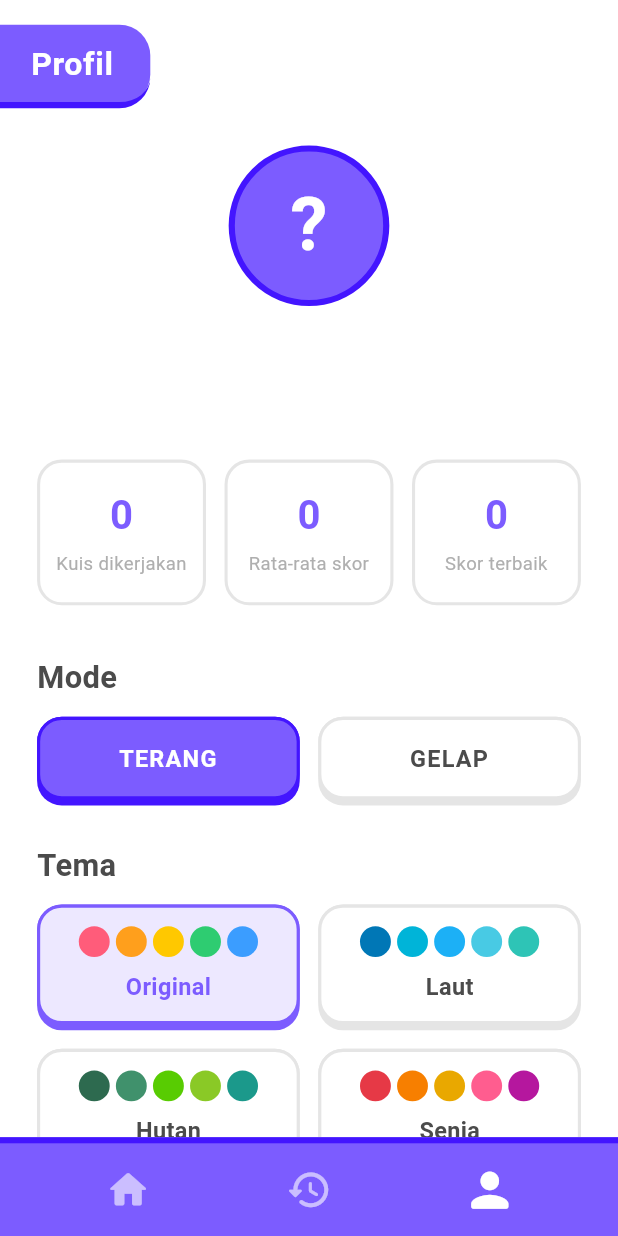
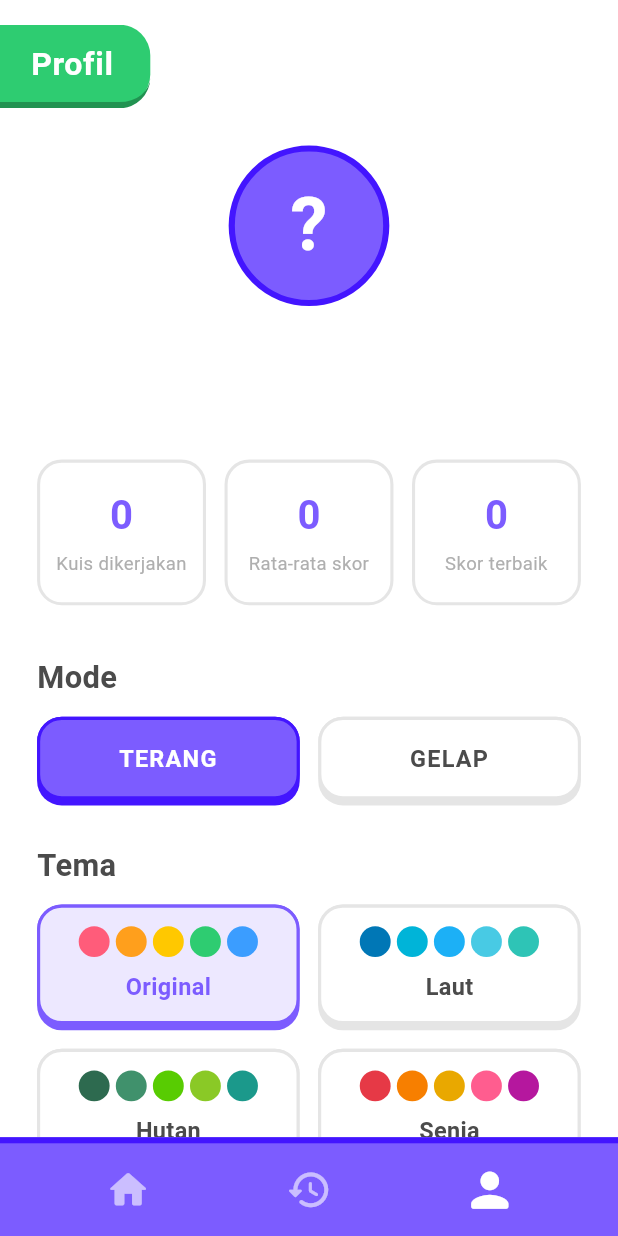
Before and after one commit to reppiw/UTSlabPMRevita, a Flutter app: the MainShell screen opened directly, item 3 of the bottom bar chosen, on a phone screen of 412 x 824 dp. Run offline on Flutter 3.47's test engine with Material 3 defaults, Android fonts, the phone set to English and light mode, and no system bars; accounts and stored records are empty; Roboto replaces fonts that are missing (Poppins).

Commit message:
adaptive and responsive

```diff
--- a/lib/main.dart
+++ b/lib/main.dart
@@ -5,6 +5,7 @@ import 'providers/quiz_provider.dart';
 import 'providers/theme_provider.dart';
 import 'screens/splash_screen.dart';
 import 'utils/app_colors.dart';
+import 'widgets/adaptive_frame.dart';
 
 void main() {
   runApp(
@@ -38,6 +39,8 @@ class MyApp extends StatelessWidget {
         scaffoldBackgroundColor: AppColors.background,
         useMaterial3: true,
       ),
+      builder: (context, child) =>
+          AdaptiveFrame(child: child ?? const SizedBox.shrink()),
       home: const SplashScreen(),
     );
   }
--- a/lib/screens/login_screen.dart
+++ b/lib/screens/login_screen.dart
@@ -81,6 +81,7 @@ class _LoginScreenState extends State<LoginScreen> {
         child: Center(
           child: SingleChildScrollView(
             padding: EdgeInsets.symmetric(horizontal: r.w(7)),
+            child: ConstrainedBox(constraints: BoxConstraints(maxWidth: r.formWidth),
               child: Form(
                 key: _formKey,
                 child: Column(
@@ -222,6 +223,7 @@ class _LoginScreenState extends State<LoginScreen> {
                   ],
                 ),
               ),
+            )
           ),
         ),
       ),
--- a/lib/screens/main_shell.dart
+++ b/lib/screens/main_shell.dart
@@ -2,6 +2,7 @@ import 'package:flutter/material.dart';
 import '../utils/responsive.dart';
 import '../widgets/app_navbar.dart';
 import '../widgets/bookmark_label.dart';
+import '../widgets/content_width.dart';
 import 'history_screen.dart';
 import 'home_screen.dart';
 import 'profile_screen.dart';
@@ -24,8 +25,8 @@ class _MainShellState extends State<MainShell> {
   static const _accentIndexes = [4, 1, 3];
   static const _pages = <Widget>[
     HomePage(),
-    HistoryPage(),
-    ProfilePage(),
+    ContentWidth(child: HistoryPage()),
+    ContentWidth(child: ProfilePage()),
   ];
 
   int _index = 0;
@@ -33,14 +34,21 @@ class _MainShellState extends State<MainShell> {
   @override
   Widget build(BuildContext context) {
     final r = Responsive(context);
+    final sideNav = r.useSideNav;
 
-    return Scaffold(
-      body: SafeArea(
-        bottom: false,
-        child: Column(
+    final nav = AppNavbar(
+      axis: sideNav ? Axis.vertical : Axis.horizontal,
+      icons: _icons,
+      labels: _labels,
+      currentIndex: _index,
+      onSelected: (i) => setState(() => _index = i),
+    );
+
+    final content = Column(
       children: [
         SizedBox(height: r.h(2)),
-            AnimatedSwitcher(
+        ClipRect(
+          child: AnimatedSwitcher(
             duration: const Duration(milliseconds: 350),
             transitionBuilder: (child, animation) => SlideTransition(
               position: animation.drive(
@@ -54,20 +62,31 @@ class _MainShellState extends State<MainShell> {
             child: BookmarkLabel(
               key: ValueKey(_index),
               text: _labels[_index],
+              accentIndex: _accentIndexes[_index],
+            ),
           ),
         ),
         Expanded(
           child: IndexedStack(index: _index, children: _pages),
         ),
       ],
+    );
+
+    return Scaffold(
+      body: SafeArea(
+        bottom: false,
+        left: !sideNav,
+        child: sideNav
+            ? Row(
+                crossAxisAlignment: CrossAxisAlignment.stretch,
+                children: [
+                  nav,
+                  Expanded(child: content),
+                ],
+              )
+            : content,
       ),
-      ),
-      bottomNavigationBar: AppNavbar(
-        icons: _icons,
-        labels: _labels,
-        currentIndex: _index,
-        onSelected: (i) => setState(() => _index = i),
-      ),
+      bottomNavigationBar: sideNav ? null : nav,
     );
   }
 }
--- a/lib/screens/profile_screen.dart
+++ b/lib/screens/profile_screen.dart
@@ -64,11 +64,6 @@ class ProfilePage extends StatelessWidget {
         : history.map((e) => e.percent).reduce((a, b) => a > b ? a : b);
 
     final avatarSize = r.sp(26);
-
-    // Lebar kartu tema: 2 per baris (portrait), 3 per baris (landscape).
-    final gap = r.w(3);
-    final perRow = r.isLandscape ? 3 : 2;
-    final swatchWidth = (r.w(88) - gap * (perRow - 1)) / perRow;
 
     return SingleChildScrollView(
       padding: EdgeInsets.symmetric(horizontal: r.w(6), vertical: r.h(3)),
@@ -141,7 +136,15 @@ class ProfilePage extends StatelessWidget {
 
           SizedBox(height: r.h(3)),
           _sectionTitle(r, 'Tema'),
-          Align(
+          LayoutBuilder(
+            builder: (context, constraints) {
+              final gap = r.w(3);
+              final perRow = constraints.maxWidth >= r.sp(120) ? 3 : 2;
+              final itemWidth =
+                  ((constraints.maxWidth - gap * (perRow - 1)) / perRow)
+                      .floorToDouble();
+
+              return Align(
                 alignment: Alignment.centerLeft,
                 child: Wrap(
                   spacing: gap,
@@ -149,7 +152,7 @@ class ProfilePage extends StatelessWidget {
                   children: [
                     for (int i = 0; i < AppPalette.all.length; i++)
                       SizedBox(
-                    width: swatchWidth,
+                        width: itemWidth,
                         child: ThemeSwatch(
                           palette: AppPalette.all[i],
                           isSelected: themeState.themeIndex == i,
@@ -158,6 +161,8 @@ class ProfilePage extends StatelessWidget {
                       ),
                   ],
                 ),
+              );
+            },
           ),
 
           SizedBox(height: r.h(4)),
--- a/lib/screens/splash_screen.dart
+++ b/lib/screens/splash_screen.dart
@@ -88,7 +88,6 @@ class _Curtain extends StatelessWidget {
     final r = Responsive(context);
     final barWidth = r.w(55);
     final barHeight = r.sp(2.8);
-    final imageHeight = r.isLandscape ? r.h(28) : r.h(20);
 
     return Material(
       type: MaterialType.transparency,
--- a/lib/utils/app_colors.dart
+++ b/lib/utils/app_colors.dart
@@ -131,6 +131,8 @@ class AppColors {
       isDark ? const Color(0xFF2A2040) : const Color(0xFFE5E5E5);
   static Color get disabledText =>
       isDark ? const Color(0xFF6B5F85) : const Color(0xFFAFAFAF);
+  static Color get outerBackground =>
+      isDark ? const Color(0xFF0B0615) : const Color(0xFFF1EFF6);
 
   /// Warna aksen ke-[i]. Nomor di atas 4 kembali ke awal.
   static AccentColor accent(int i) => active.accents[i % active.accents.length];
--- a/lib/utils/responsive.dart
+++ b/lib/utils/responsive.dart
@@ -1,11 +1,37 @@
+import 'dart:math' as math;
 import 'package:flutter/material.dart';
 import 'package:provider/provider.dart';
 import '../providers/theme_provider.dart';
 
+/// Ini batas pengambilan keputusan layout, bukan ukuran elemen UI.
+class Breakpoints {
+  static const double compact = 600; // di bawah ini: HP
+  static const double expanded = 900; // di atas ini: tablet landscape / web
+
+  // Lebar maksimum konten di layar besar
+  static const double maxPortraitContent = 640;
+  static const double maxLandscapeContent = 1100;
+
+  // Batas basis skala ukuran, agar font tidak raksasa di layar besar
+  static const double scaleCap = 560;
+
+  // Batas lebar untuk menentukan jumlah kolom daftar
+  static const double twoColumns = 520;
+  static const double threeColumns = 900;
+
+  static int columnsFor(double width) {
+    if (width >= threeColumns) return 3;
+    if (width >= twoColumns) return 2;
+    return 1;
+  }
+}
+
+enum ScreenType { compact, medium, expanded }
+
 class Responsive {
   final BuildContext context;
 
-  Responsive(this.context){
+  Responsive(this.context) {
     context.watch<ThemeProvider>();
   }
 
@@ -14,15 +40,32 @@ class Responsive {
   double get screenWidth => _size.width;
   double get screenHeight => _size.height;
 
-  bool get isLandscape =>
-    MediaQuery.of(context).orientation == Orientation.landscape;
+  /// Dihitung dari ukuran (bukan sensor orientasi), supaya sama
+  /// dengan ukuran yang dibatasi oleh AdaptiveFrame di web dan tablet.
+  bool get isLandscape => screenWidth > screenHeight;
+
+  ScreenType get type {
+    if (screenWidth < Breakpoints.compact) return ScreenType.compact;
+    if (screenWidth < Breakpoints.expanded) return ScreenType.medium;
+    return ScreenType.expanded;
+  }
+
+  bool get isCompact => type == ScreenType.compact;
+
+  bool get useSideNav => isLandscape && screenWidth >= Breakpoints.compact;
+
+  /// Lebar maksimum untuk form dan halaman bergaya daftar.
+  double get formWidth => math.min(screenWidth, sp(110));
 
   double w(double percent) => screenWidth * percent / 100;
 
   double h(double percent) => screenHeight * percent / 100;
 
   double sp(double percent) {
-    final shortest = screenWidth < screenHeight ? screenWidth : screenHeight;
+    final shortest = math.min(
+      math.min(screenWidth, screenHeight),
+      Breakpoints.scaleCap,
+    );
     return shortest * percent / 100;
   }
 }
--- a/lib/widgets/app_navbar.dart
+++ b/lib/widgets/app_navbar.dart
@@ -8,6 +8,7 @@ class AppNavbar extends StatelessWidget {
   final List<String> labels;
   final int currentIndex;
   final ValueChanged<int> onSelected;
+  final Axis axis;
 
   const AppNavbar({
     super.key,
@@ -15,19 +16,59 @@ class AppNavbar extends StatelessWidget {
     required this.labels,
     required this.currentIndex,
     required this.onSelected,
+    this.axis = Axis.horizontal,
   });
 
   @override
   Widget build(BuildContext context) {
     final r = Responsive(context);
+    final vertical = axis == Axis.vertical;
+
+    final items = <Widget>[
+      for (int i = 0; i < icons.length; i++)
+        NavbarItem(
+          icon: icons[i],
+          label: labels[i],
+          isActive: i == currentIndex,
+          onTap: () => onSelected(i),
+        ),
+    ];
+
+    final borderSide = BorderSide(
+      color: AppColors.primaryShadow,
+      width: r.sp(1),
+    );
+
+    if (vertical) {
+      return Container(
+        decoration: BoxDecoration(
+          color: AppColors.primary,
+          border: Border(right: borderSide),
+        ),
+        child: SafeArea(
+          top: false,
+          right: false,
+          child: Padding(
+            padding: EdgeInsets.symmetric(horizontal: r.sp(2)),
+            child: Column(
+              mainAxisAlignment: MainAxisAlignment.center,
+              children: [
+                for (int i = 0; i < items.length; i++) ...[
+                  if (i > 0) SizedBox(height: r.sp(3)),
+                  items[i],
+                ],
+              ],
+            ),
+          ),
+        ),
+      );
+    }
 
     return Container(
       width: double.infinity,
       decoration: BoxDecoration(
-        color: AppColors.primary, // mengikuti tema, bukan latar
-        border: Border(
-          top: BorderSide(color: AppColors.primaryShadow, width: r.sp(1)),
-        ),
+        color: AppColors.primary,
+        border: Border(top: borderSide),
       ),
       child: SafeArea(
         top: false,
@@ -35,15 +76,7 @@ class AppNavbar extends StatelessWidget {
           padding: EdgeInsets.symmetric(vertical: r.sp(1.5)),
           child: Row(
             mainAxisAlignment: MainAxisAlignment.spaceEvenly,
-            children: [
-              for (int i = 0; i < icons.length; i++)
-                NavbarItem(
-                  icon: icons[i],
-                  label: labels[i],
-                  isActive: i == currentIndex,
-                  onTap: () => onSelected(i),
-                ),
-            ],
+            children: items,
           ),
         ),
       ),
--- a/lib/widgets/bookmark_label.dart
+++ b/lib/widgets/bookmark_label.dart
@@ -4,12 +4,18 @@ import '../utils/responsive.dart';
 
 class BookmarkLabel extends StatelessWidget {
   final String text;
+  final int accentIndex; // warna kotak (0-4)
 
-  const BookmarkLabel({super.key, required this.text});
+  const BookmarkLabel({
+    super.key,
+    required this.text,
+    this.accentIndex = 2,
+  });
 
   @override
   Widget build(BuildContext context) {
     final r = Responsive(context);
+    final accent = AppColors.accent(accentIndex);
 
     return SizedBox(
       width: double.infinity,
@@ -23,17 +29,12 @@ class BookmarkLabel extends StatelessWidget {
             bottom: r.sp(2.5),
           ),
           decoration: BoxDecoration(
-            color: AppColors.primary,
-            // Menempel di kiri: hanya sisi kanan yang melengkung.
+            color: accent.main,
             borderRadius: BorderRadius.horizontal(
               right: Radius.circular(r.sp(5)),
             ),
-            // Sisi bawah lebih gelap, selaras dengan tombol.
             border: Border(
-              bottom: BorderSide(
-                color: AppColors.primaryShadow,
-                width: r.sp(1),
-              ),
+              bottom: BorderSide(color: accent.shadow, width: r.sp(1)),
             ),
           ),
           child: Text(
@@ -42,7 +43,7 @@ class BookmarkLabel extends StatelessWidget {
               fontSize: r.sp(5.2),
               fontWeight: FontWeight.w700,
               letterSpacing: r.sp(0.1),
-              color: AppColors.onPrimary,
+              color: Colors.white,
             ),
           ),
         ),
--- /dev/null
+++ b/lib/widgets/content_width.dart
@@ -0,0 +1,21 @@
+import 'package:flutter/material.dart';
+import '../utils/responsive.dart';
+
+class ContentWidth extends StatelessWidget {
+  final Widget child;
+
+  const ContentWidth({super.key, required this.child});
+
+  @override
+  Widget build(BuildContext context) {
+    final r = Responsive(context);
+
+    return Align(
+      alignment: Alignment.topCenter,
+      child: ConstrainedBox(
+        constraints: BoxConstraints(maxWidth: r.formWidth),
+        child: child,
+      ),
+    );
+  }
+}
```
Also changed, not shown: lib/screens/home_screen.dart (+63 -22 lines), lib/widgets/adaptive_frame.dart (added, +42 -0 lines). Lines whose indentation alone changed are shown as unchanged.
